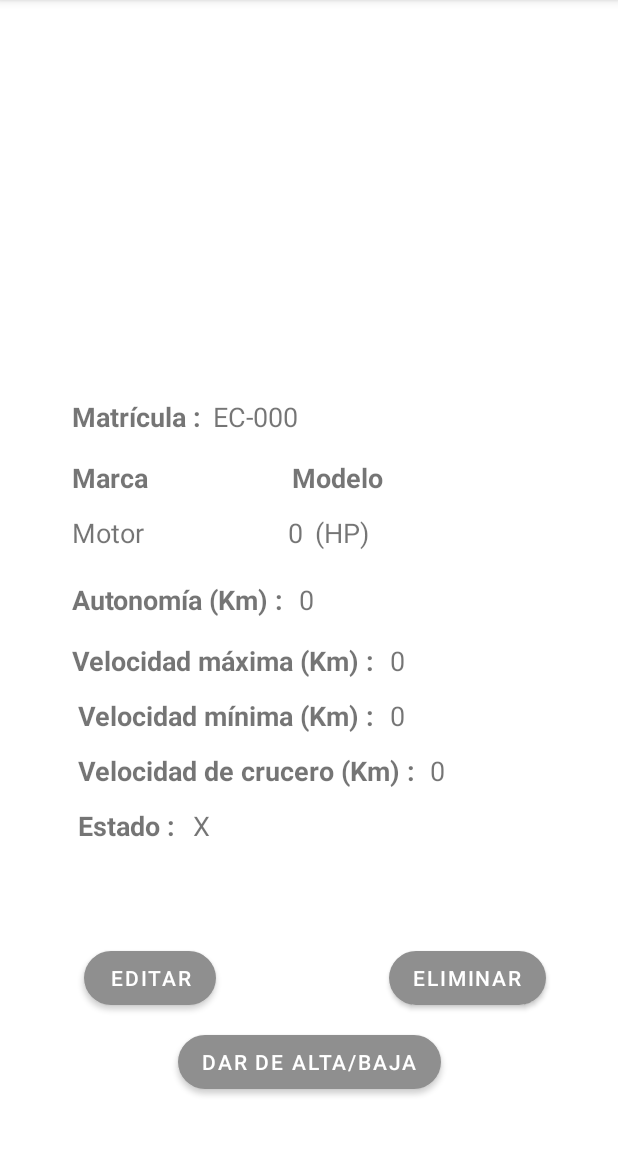
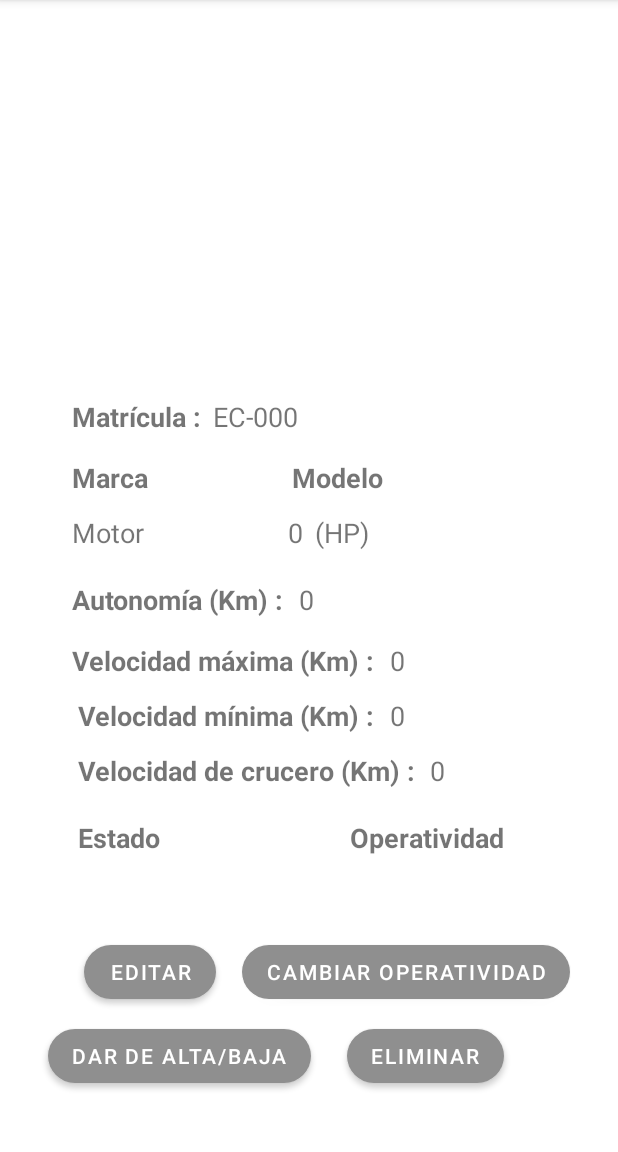
Before and after one commit to JorgeAlonsoLopez/Proyecto_AoA_School, an Android app: the DetalleAeronaveActivity screen opened directly, with no data from a screen before it, on a phone screen of 412 x 824 dp, the part 84-1236 px from its top. Run offline under Robolectric (Android 15) with nearby library versions, the phone set to English and light mode, and no system bars; pictures from the network do not load; 2 statements that could not run were skipped.

Commit message:
detalle aeronave admin semioperativa(botones)

```diff
--- a/Android/app/src/main/java/com/salesianos/flyschool/ui/detalle/admin/detalleAeronave/DetalleAeronaveActivity.kt
+++ b/Android/app/src/main/java/com/salesianos/flyschool/ui/detalle/admin/detalleAeronave/DetalleAeronaveActivity.kt
@@ -1,12 +1,119 @@
 package com.salesianos.flyschool.ui.detalle.admin.detalleAeronave
 
+import android.content.Context
+import android.content.Intent
 import androidx.appcompat.app.AppCompatActivity
 import android.os.Bundle
+import android.util.Log
+import android.view.View
+import android.widget.Button
+import android.widget.ImageView
+import android.widget.TextView
+import coil.load
 import com.salesianos.flyschool.R
+import com.salesianos.flyschool.poko.DtoAeronaveResp
+import com.salesianos.flyschool.poko.DtoUserInfoSpeci
+import com.salesianos.flyschool.retrofit.AeronaveService
+import com.salesianos.flyschool.retrofit.UsuarioService
+import com.salesianos.flyschool.ui.detalle.admin.editarUsuario.EditarUsuarioActivity
+import retrofit2.Call
+import retrofit2.Callback
+import retrofit2.Response
+import retrofit2.Retrofit
+import retrofit2.converter.gson.GsonConverterFactory
+import java.util.*
 
 class DetalleAeronaveActivity : AppCompatActivity() {
+
+    lateinit var retrofit: Retrofit
+    lateinit var service: AeronaveService
+    val baseUrl = "https://aoa-school.herokuapp.com/"
+    lateinit var ctx: Context
+    lateinit var token: String
+    lateinit var id : UUID
+
     override fun onCreate(savedInstanceState: Bundle?) {
         super.onCreate(savedInstanceState)
         setContentView(R.layout.activity_detalle_aeronave)
+
+        retrofit = Retrofit.Builder()
+            .baseUrl(baseUrl)
+            .addConverterFactory(GsonConverterFactory.create())
+            .build()
+        ctx = this
+        service = retrofit.create(AeronaveService::class.java)
+
+        id = UUID.fromString(intent.extras?.getString("id"))
+
+        val sharedPref = ctx.getSharedPreferences(getString(R.string.preference_file_name), Context.MODE_PRIVATE)
+        if (sharedPref != null) {
+            token = sharedPref.getString("TOKEN", "")!!
+        }
+
+
+        var matricula : TextView = findViewById(R.id.text_matricula_detalle_aeronave_admin)
+        var modelo : TextView = findViewById(R.id.text_modelo_detalle_aeronave_admin)
+        var marca : TextView = findViewById(R.id.text_marca_detalle_aeronave_admin)
+        var motor : TextView = findViewById(R.id.text_motor_detalle_aeronave_admin)
+        var potencia : TextView = findViewById(R.id.text_potencia_detalle_aeronave_admin)
+        var alcance : TextView = findViewById(R.id.text_autonomia_detalle_aeronave_admin)
+        var max : TextView = findViewById(R.id.text_maxima_detalle_aeronave_admin)
+        var min : TextView = findViewById(R.id.text_minima_detalle_aeronave_admin)
+        var crucero : TextView = findViewById(R.id.text_crucero_detalle_aeronave_admin)
+        var estado : TextView = findViewById(R.id.text_estado_detalle_aeronave_admin)
+        var operatividad : TextView = findViewById(R.id.text_operatividad_detalle_aeronave_admin)
+        var foto : ImageView = findViewById(R.id.img_foto_detalle_aeronave_admin)
+
+        var btnEditar : Button = findViewById(R.id.btn_redirect_form_aeronave)
+        var btnEliminar : Button = findViewById(R.id.btn_eliminar_aeronave)
+        var btnAlta : Button = findViewById(R.id.btn_estado_aeronave)
+        var btnMantenimiento : Button = findViewById(R.id.btn_operativo_aeronave)
+
+        service.aeronaveId("Bearer "+token, id).enqueue(object : Callback<DtoAeronaveResp> {
+            override fun onResponse(call: Call<DtoAeronaveResp>, response: Response<DtoAeronaveResp>
+            ) {
+                if (response.code() == 200) {
+                    matricula.text = response.body()?.matricula
+                    modelo.text = response.body()?.modelo
+                    marca.text = response.body()?.marca
+                    motor.text = response.body()?.motor
+                    potencia.text = response.body()?.potencia.toString()
+                    alcance.text = response.body()?.autonomia.toString()
+                    max.text = response.body()?.velMax.toString()
+                    min.text = response.body()?.velMin.toString()
+                    crucero.text = response.body()?.velCru.toString()
+                    foto.load(response.body()?.fotoURL!!.url)
+                    if(response.body()?.mantenimiento!!){
+                        operatividad.text = "En mantenimiento"
+                        btnMantenimiento.text = "Finalizar mantenimiento"
+                    }else{
+                        operatividad.text = "Operativo"
+                        btnMantenimiento.text = "Llevar a mantenimiento"
+                    }
+                    if(response.body()?.alta!!){
+                        estado.text = "Dado de alta"
+                        btnAlta.text = "Dar de baja"
+                    }else{
+                        estado.text = "Dado de baja"
+                        btnAlta.text = "Dar de alta"
+                    }
+                }
+            }
+            override fun onFailure(call: Call<DtoAeronaveResp>, t: Throwable) {
+                Log.i("Error", "Error")
+                Log.d("Error", t.message!!)
+            }
+        })
+
+        btnEditar.setOnClickListener(View.OnClickListener {
+            val intent = Intent(ctx, EditarUsuarioActivity::class.java).apply {
+                putExtra("id", id.toString())
+                putExtra("admin", true)
+            }
+            ctx.startActivity(intent)
+        })
+
+
+
     }
 }
--- a/Android/app/src/main/res/layout/activity_detalle_aeronave.xml
+++ b/Android/app/src/main/res/layout/activity_detalle_aeronave.xml
@@ -81,9 +81,9 @@
         android:id="@+id/text_potencia_detalle_aeronave_admin"
         android:layout_width="wrap_content"
         android:layout_height="wrap_content"
-        android:textSize="18sp"
         android:layout_marginStart="96dp"
         android:text="0"
+        android:textSize="18sp"
         app:layout_constraintBottom_toBottomOf="@+id/text_motor_detalle_aeronave_admin"
         app:layout_constraintStart_toEndOf="@+id/text_motor_detalle_aeronave_admin"
         app:layout_constraintTop_toTopOf="@+id/text_motor_detalle_aeronave_admin"
@@ -209,45 +209,58 @@
         android:id="@+id/btn_estado_aeronave"
         android:layout_width="wrap_content"
         android:layout_height="wrap_content"
-        android:layout_marginBottom="36dp"
+        android:layout_marginStart="32dp"
+        android:layout_marginBottom="40dp"
         android:text="@string/text_alta_baja"
         app:cornerRadius="20dp"
         app:layout_constraintBottom_toBottomOf="parent"
+        app:layout_constraintStart_toStartOf="parent" />
+
+    <Button
+        android:id="@+id/btn_operativo_aeronave"
+        android:layout_width="wrap_content"
+        android:layout_height="wrap_content"
+        android:layout_marginEnd="32dp"
+        android:text="@string/text_mantenimiento"
+        app:cornerRadius="20dp"
+        app:layout_constraintBottom_toBottomOf="@+id/btn_redirect_form_aeronave"
         app:layout_constraintEnd_toEndOf="parent"
-        app:layout_constraintStart_toStartOf="parent" />
+        app:layout_constraintTop_toTopOf="@+id/btn_redirect_form_aeronave" />
 
     <Button
         android:id="@+id/btn_eliminar_aeronave"
         android:layout_width="wrap_content"
         android:layout_height="wrap_content"
-        android:layout_marginEnd="48dp"
-        android:layout_marginBottom="8dp"
+        android:layout_marginEnd="76dp"
         android:text="@string/text_eliminar"
         app:cornerRadius="20dp"
-        app:layout_constraintBottom_toTopOf="@+id/btn_estado_aeronave"
-        app:layout_constraintEnd_toEndOf="parent" />
+        app:layout_constraintBottom_toBottomOf="@+id/btn_estado_aeronave"
+        app:layout_constraintEnd_toEndOf="parent"
+        app:layout_constraintTop_toTopOf="@+id/btn_estado_aeronave" />
 
     <TextView
-        android:id="@+id/textView8"
+        android:id="@+id/text_estado_detalle_aeronave_admin"
         android:layout_width="wrap_content"
         android:layout_height="wrap_content"
-        android:layout_marginTop="12dp"
-        android:text="@string/textEstado"
+        android:layout_marginTop="20dp"
+        android:text="Estado"
         android:textSize="18sp"
         android:textStyle="bold"
         app:layout_constraintStart_toStartOf="@+id/textView18"
         app:layout_constraintTop_toBottomOf="@+id/textView18" />
 
     <TextView
-        android:id="@+id/text_estado_detalle_aeronave_admin"
+        android:id="@+id/text_operatividad_detalle_aeronave_admin"
         android:layout_width="wrap_content"
         android:layout_height="wrap_content"
-        android:layout_marginStart="12dp"
-        android:text="X"
+        android:layout_marginEnd="76dp"
+        android:text="Operatividad"
         android:textSize="18sp"
-        app:layout_constraintBottom_toBottomOf="@+id/textView8"
-        app:layout_constraintStart_toEndOf="@+id/textView8"
-        app:layout_constraintTop_toTopOf="@+id/textView8"
+        android:textStyle="bold"
+        android:typeface="normal"
+        app:layout_constraintBottom_toBottomOf="@+id/text_estado_detalle_aeronave_admin"
+        app:layout_constraintEnd_toEndOf="parent"
+        app:layout_constraintTop_toTopOf="@+id/text_estado_detalle_aeronave_admin"
         app:layout_constraintVertical_bias="0.0" />
 
 
--- a/Android/app/src/main/res/values/strings.xml
+++ b/Android/app/src/main/res/values/strings.xml
@@ -64,6 +64,7 @@
     <string name="text_horas">Horas : </string>
     <string name="text_eliminar">Eliminar</string>
     <string name="text_alta_baja">Dar de alta/baja</string>
+    <string name="text_mantenimiento">Cambiar operatividad</string>
     <string name="text_editar">editar</string>
     <string name="text_piloto">Piloto : </string>
     <string name="text_registrar_aeronave">Registrar aeronave</string>
--- a/Android/app/src/main/res/xml/network_security_config.xml
+++ b/Android/app/src/main/res/xml/network_security_config.xml
@@ -4,6 +4,6 @@
         <domain includeSubdomains="true">10.0.2.2</domain>
         <domain includeSubdomains="true">aoa-school.herokuapp.com</domain>
         <domain includeSubdomains="true">api.openweathermap.org</domain>
-
+        <domain includeSubdomains="true">https://i.imgur.com/</domain>
     </domain-config>
 </network-security-config>
```
